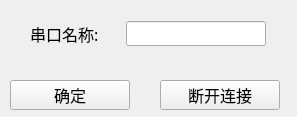
Above: Formcreatenewserialport.ui from biaosong/TaoGe before the change. Below: the same form after it.
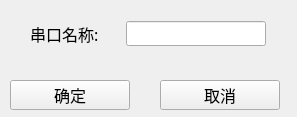
That is the form after the change.

The edit to the form file:
```diff
--- a/Formcreatenewserialport.ui
+++ b/Formcreatenewserialport.ui
@@ -100,7 +100,7 @@
     </font>
    </property>
    <property name="text">
-    <string>断开连接</string>
+    <string>取消</string>
    </property>
   </widget>
   <widget class="QPushButton" name="btn_confirm">
```
Left out of the diff: 2 changed lines with no effect on the pictures.
